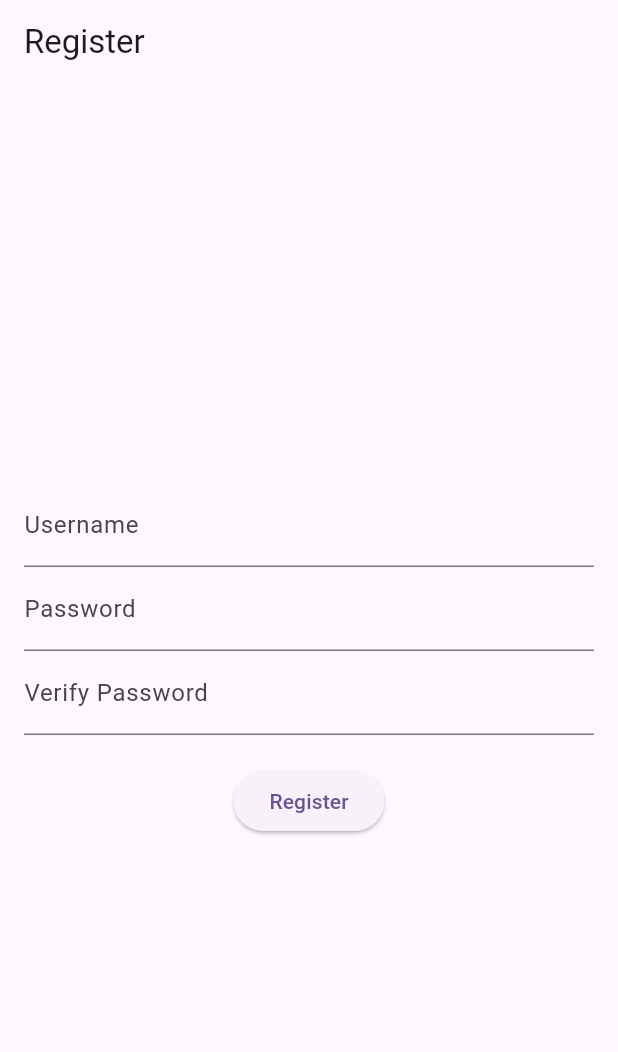
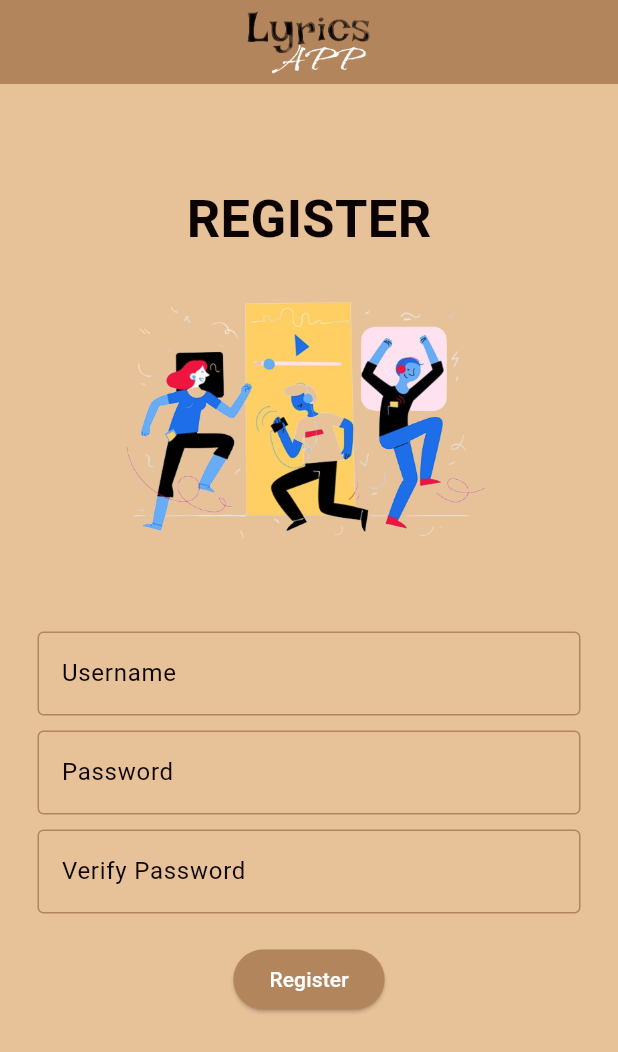
Before and after one commit to AdityaDwiputraSubroto/song_lyrics_app, a Flutter app: the screen it shows after launch, on a phone screen of 412 x 824 dp. Shown: the top 1052 px of the screen. Run offline on Flutter 3.47's test engine with Material 3 defaults, Android fonts, the light colour scheme and no system bars; our stand-ins replace image_picker, shared_preferences, sqflite; accounts and stored records are empty.

Commit message:
update tampilan register

```diff
--- a/lib/views/register_screen.dart
+++ b/lib/views/register_screen.dart
@@ -12,17 +12,54 @@ class RegisterScreen extends StatelessWidget {
   @override
   Widget build(BuildContext context) {
     return Scaffold(
-      appBar: AppBar(title: Text('Register')),
-      body: Padding(
-        padding: EdgeInsets.all(16.0),
+      backgroundColor: Color(0xFFe7c197),
+      appBar: AppBar(
+        title: Padding(
+          padding: EdgeInsets.symmetric(vertical: 20.0, horizontal: 20.0),
+          child: Image.asset(
+            'assets/logo.png',
+            height: 60,
+          ),
+        ),
+        backgroundColor: Color(0xFFb2855d),
+        centerTitle: true,
+      ),
+      body: SingleChildScrollView(
+        child: Padding(
+          padding: EdgeInsets.all(25.0),
           child: Form(
             key: _formKey,
             child: Column(
               mainAxisAlignment: MainAxisAlignment.center,
               children: [
+                SizedBox(height: 40),
+                Text(
+                  'REGISTER',
+                  style: TextStyle(
+                    fontSize: 35,
+                    fontWeight: FontWeight.bold,
+                    color: Color(0xFF0b0302),
+                  ),
+                ),
+                SizedBox(height: 20),
+                Image.asset(
+                  'assets/regist-illustration.png',
+                  height: 180,
+                ),
+                SizedBox(height: 50),
                 TextFormField(
                   controller: _usernameController,
-                decoration: InputDecoration(labelText: 'Username'),
+                  decoration: InputDecoration(
+                    labelText: 'Username',
+                    labelStyle: TextStyle(color: Color(0xFF0b0302)),
+                    enabledBorder: OutlineInputBorder(
+                      borderSide: BorderSide(color: Color(0xFFb2855d)),
+                    ),
+                    focusedBorder: OutlineInputBorder(
+                      borderSide: BorderSide(color: Color(0xFFb2855d)),
+                    ),
+                  ),
+                  style: TextStyle(color: Color(0xFF0b0302)),
                   validator: (value) {
                     if (value == null || value.isEmpty) {
                       return 'Please enter a username';
@@ -30,10 +67,21 @@ class RegisterScreen extends StatelessWidget {
                     return null;
                   },
                 ),
+                SizedBox(height: 10),
                 TextFormField(
                   controller: _passwordController,
-                decoration: InputDecoration(labelText: 'Password'),
+                  decoration: InputDecoration(
+                    labelText: 'Password',
+                    labelStyle: TextStyle(color: Color(0xFF0b0302)),
+                    enabledBorder: OutlineInputBorder(
+                      borderSide: BorderSide(color: Color(0xFFb2855d)),
+                    ),
+                    focusedBorder: OutlineInputBorder(
+                      borderSide: BorderSide(color: Color(0xFFb2855d)),
+                    ),
+                  ),
                   obscureText: true,
+                  style: TextStyle(color: Color(0xFF0b0302)),
                   validator: (value) {
                     if (value == null || value.isEmpty) {
                       return 'Please enter a password';
@@ -41,10 +89,21 @@ class RegisterScreen extends StatelessWidget {
                     return null;
                   },
                 ),
+                SizedBox(height: 10),
                 TextFormField(
                   controller: _verifyPasswordController,
-                decoration: InputDecoration(labelText: 'Verify Password'),
+                  decoration: InputDecoration(
+                    labelText: 'Verify Password',
+                    labelStyle: TextStyle(color: Color(0xFF0b0302)),
+                    enabledBorder: OutlineInputBorder(
+                      borderSide: BorderSide(color: Color(0xFFb2855d)),
+                    ),
+                    focusedBorder: OutlineInputBorder(
+                      borderSide: BorderSide(color: Color(0xFFb2855d)),
+                    ),
+                  ),
                   obscureText: true,
+                  style: TextStyle(color: Color(0xFF0b0302)),
                   validator: (value) {
                     if (value == null || value.isEmpty) {
                       return 'Please verify your password';
@@ -64,12 +123,18 @@ class RegisterScreen extends StatelessWidget {
                       _authController.register(context, username, password);
                     }
                   },
+                  style: ElevatedButton.styleFrom(
+                    backgroundColor:
+                        Color(0xFFb2855d), // Warna latar belakang tombol
+                    foregroundColor: Colors.white, // Warna teks tombol
+                  ),
                   child: Text('Register'),
                 ),
               ],
             ),
           ),
         ),
+      ),
     );
   }
 }
--- a/pubspec.yaml
+++ b/pubspec.yaml
@@ -66,6 +66,7 @@ flutter:
   # To add assets to your application, add an assets section, like this:
   assets:
     - assets/songs/
+    - assets/
   #   - images/a_dot_ham.jpeg
 
   # An image asset can refer to one or more resolution-specific "variants", see
```
Also changed, not shown: assets/logo.png (added), assets/regist-illustration.png (added). Lines whose indentation alone changed are shown as unchanged.
